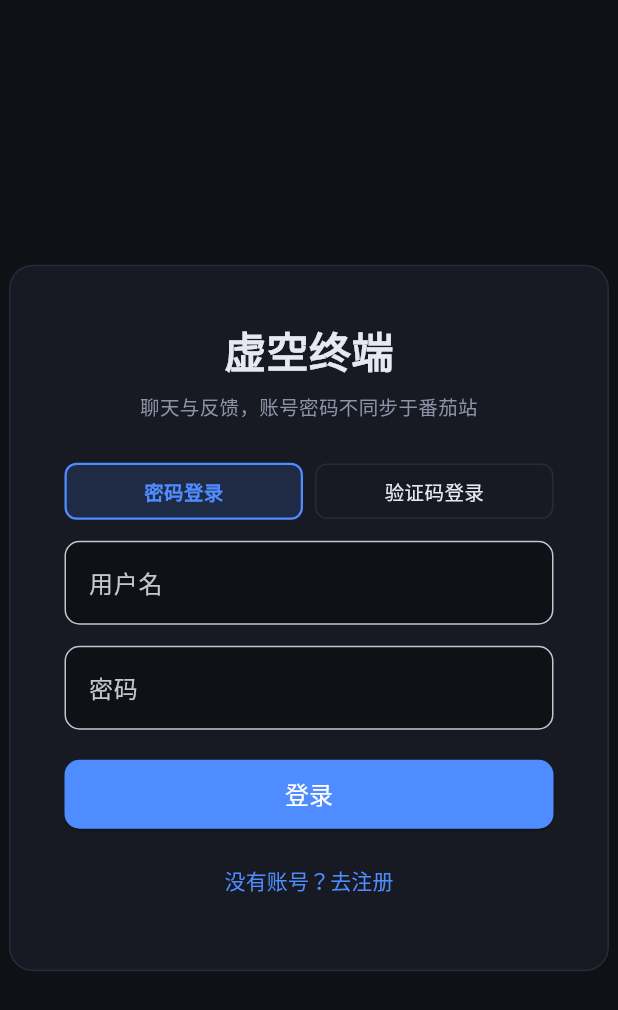
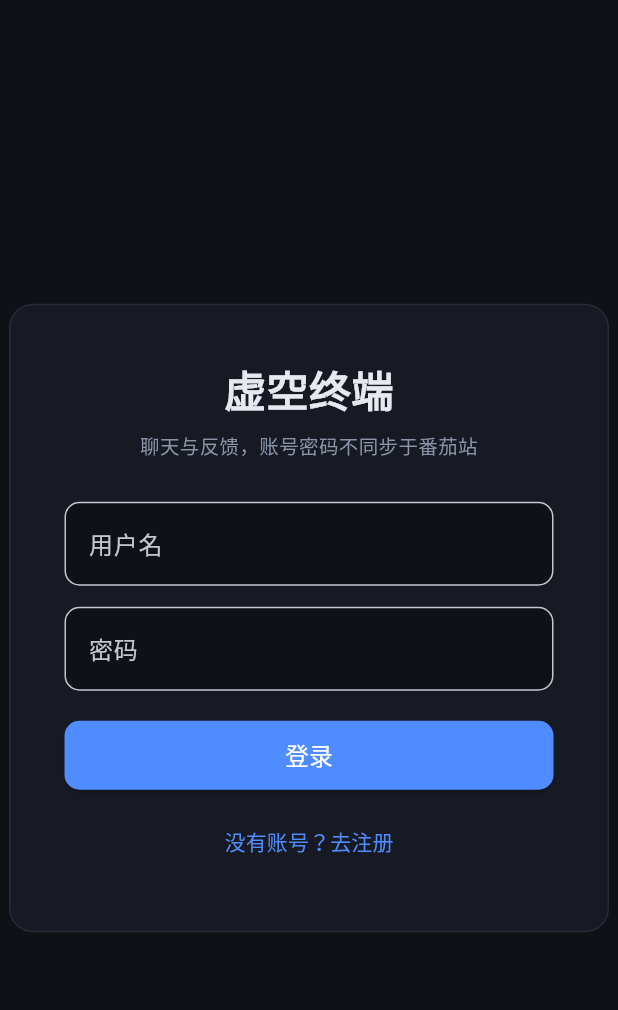
Before and after one commit to Zhou-Yujing114514/VoidTerminal-macOS, a Flutter app: the screen it shows after launch, on a phone screen of 412 x 824 dp. Shown: the top 1010 px of the screen. Run offline on Flutter 3.47's test engine with Material 3 defaults, Android fonts, the phone set to English and light mode, and no system bars; our stand-ins replace cached_network_image; accounts and stored records are empty.

Commit message:
feat: 删除验证器功能（与iOS/网站端同步）
- 删除 two_fa_view.dart 及所有相关引用
- models.dart 移除 totpEnabled 字段和 TotpEnableResponse
- api_service.dart 移除 loginTotp/enable2FA/confirm2FA/disable2FA
- app_state.dart 移除 TOTP 登录和 2FA 相关方法
- auth_view.dart 简化为登录/注册两个模式
- profile_view.dart 移除两步验证菜单入口

```diff
--- a/lib/models.dart
+++ b/lib/models.dart
@@ -7,7 +7,6 @@ class User {
   String? role;
   bool? banned;
   int? createdAt;
-  bool? totpEnabled;
 
   User({
     required this.id,
@@ -16,7 +15,6 @@ class User {
     this.role,
     this.banned,
     this.createdAt,
-    this.totpEnabled,
   });
 
   bool get isAdmin => role == 'admin';
@@ -29,7 +27,6 @@ class User {
         role: json['role'] as String?,
         banned: json['banned'] as bool?,
         createdAt: json['createdAt'] as int? ?? json['created_at'] as int?,
-        totpEnabled: json['totpEnabled'] as bool?,
       );
 }
 
@@ -336,18 +333,3 @@ class GroupRequest {
         status: json['status'] as String?,
       );
 }
-
-/// TOTP 两步验证启用响应
-class TotpEnableResponse {
-  final bool ok;
-  final String? secret;
-  final String? uri;
-
-  TotpEnableResponse({required this.ok, this.secret, this.uri});
-
-  factory TotpEnableResponse.fromJson(Map<String, dynamic> json) => TotpEnableResponse(
-        ok: json['ok'] as bool? ?? false,
-        secret: json['secret'] as String?,
-        uri: json['uri'] as String?,
-      );
-}
--- a/lib/views/auth_view.dart
+++ b/lib/views/auth_view.dart
@@ -12,11 +12,9 @@ class AuthView extends StatefulWidget {
 
 class _AuthViewState extends State<AuthView> {
   bool _isRegister = false;
-  bool _isTotpLogin = false;
   final _username = TextEditingController();
   final _password = TextEditingController();
   final _password2 = TextEditingController();
-  final _totpCode = TextEditingController();
   bool _loading = false;
   String? _error;
 
@@ -25,7 +23,6 @@ class _AuthViewState extends State<AuthView> {
     _username.dispose();
     _password.dispose();
     _password2.dispose();
-    _totpCode.dispose();
     super.dispose();
   }
 
@@ -40,14 +37,7 @@ class _AuthViewState extends State<AuthView> {
     setState(() { _loading = true; _error = null; });
 
     String? err;
-    if (_isTotpLogin) {
-      final code = _totpCode.text.trim();
-      if (code.isEmpty) {
-        setState(() { _loading = false; _error = '请输入验证码'; });
-        return;
-      }
-      err = await app.loginTotp(u, code);
-    } else if (_isRegister) {
+    if (_isRegister) {
       final p = _password.text;
       final p2 = _password2.text;
       if (p.isEmpty || p2.isEmpty) {
@@ -70,15 +60,6 @@ class _AuthViewState extends State<AuthView> {
 
     if (!mounted) return;
     setState(() { _loading = false; _error = err; });
-  }
-
-  void _switchMode(bool totp) {
-    setState(() {
-      _isTotpLogin = totp;
-      _isRegister = false;
-      _error = null;
-      _totpCode.clear();
-    });
   }
 
   @override
@@ -116,30 +97,6 @@ class _AuthViewState extends State<AuthView> {
                 style: TextStyle(fontSize: 13, color: muted),
               ),
               const SizedBox(height: 28),
-              // 登录方式切换
-              if (!_isRegister)
-                Row(
-                  children: [
-                    Expanded(
-                      child: _modeButton(
-                        label: '密码登录',
-                        selected: !_isTotpLogin,
-                        onTap: () => _switchMode(false),
-                        textColor: text,
-                      ),
-                    ),
-                    const SizedBox(width: 8),
-                    Expanded(
-                      child: _modeButton(
-                        label: '验证码登录',
-                        selected: _isTotpLogin,
-                        onTap: () => _switchMode(true),
-                        textColor: text,
-                      ),
-                    ),
-                  ],
-                ),
-              if (!_isRegister) const SizedBox(height: 14),
               TextField(
                 controller: _username,
                 style: TextStyle(color: text),
@@ -152,7 +109,6 @@ class _AuthViewState extends State<AuthView> {
                 ),
               ),
               const SizedBox(height: 14),
-              if (!_isTotpLogin) ...[
               TextField(
                 controller: _password,
                 obscureText: true,
@@ -180,26 +136,6 @@ class _AuthViewState extends State<AuthView> {
                   onSubmitted: (_) => _submit(),
                 ),
               ],
-              ] else ...[
-                TextField(
-                  controller: _totpCode,
-                  keyboardType: TextInputType.number,
-                  style: TextStyle(color: text, letterSpacing: 4, fontSize: 18),
-                  decoration: InputDecoration(
-                    labelText: '认证器验证码',
-                    hintText: '6 位数字',
-                    filled: true,
-                    fillColor: bg,
-                    border: OutlineInputBorder(borderRadius: BorderRadius.circular(10)),
-                  ),
-                  onSubmitted: (_) => _submit(),
-                ),
-                const SizedBox(height: 8),
-                Text(
-                  '使用已绑定的认证器 App（Google Authenticator / Microsoft Authenticator 等）生成的 6 位验证码登录',
-                  style: TextStyle(fontSize: 11, color: muted, height: 1.4),
-                ),
-              ],
               if (_error != null) ...[
                 const SizedBox(height: 14),
                 Text(_error!, style: const TextStyle(color: AppColors.vtRed, fontSize: 13)),
@@ -217,7 +153,7 @@ class _AuthViewState extends State<AuthView> {
                   child: _loading
                       ? const SizedBox(width: 20, height: 20, child: CircularProgressIndicator(strokeWidth: 2, color: Colors.white))
                       : Text(
-                          _isRegister ? '注册' : (_isTotpLogin ? '验证码登录' : '登录'),
+                          _isRegister ? '注册' : '登录',
                           style: const TextStyle(fontSize: 16),
                         ),
                 ),
@@ -226,9 +162,7 @@ class _AuthViewState extends State<AuthView> {
               TextButton(
                 onPressed: () => setState(() {
                   _isRegister = !_isRegister;
-                  _isTotpLogin = false;
                   _error = null;
-                  _totpCode.clear();
                 }),
                 child: Text(
                   _isRegister ? '已有账号？去登录' : '没有账号？去注册',
@@ -241,36 +175,4 @@ class _AuthViewState extends State<AuthView> {
       ),
     );
   }
-
-  Widget _modeButton({
-    required String label,
-    required bool selected,
-    required VoidCallback onTap,
-    required Color textColor,
-  }) {
-    return GestureDetector(
-      onTap: onTap,
-      child: Container(
-        padding: const EdgeInsets.symmetric(vertical: 8),
-        decoration: BoxDecoration(
-          color: selected ? AppColors.vtAccent.withOpacity(0.15) : Colors.transparent,
-          borderRadius: BorderRadius.circular(8),
-          border: Border.all(
-            color: selected ? AppColors.vtAccent : AppColors.vtBorder,
-            width: selected ? 1.5 : 1,
-          ),
-        ),
-        child: Center(
-          child: Text(
-            label,
-            style: TextStyle(
-              fontSize: 13,
-              fontWeight: selected ? FontWeight.bold : FontWeight.normal,
-              color: selected ? AppColors.vtAccent : textColor,
-            ),
-          ),
-        ),
-      ),
-    );
 }
-}
```
Also changed, not shown: lib/api_service.dart (+0 -19 lines), lib/app_state.dart (+0 -76 lines), lib/views/profile_view.dart (+0 -11 lines), lib/views/two_fa_view.dart (deleted, +0 -308 lines). Lines whose indentation alone changed are shown as unchanged.
